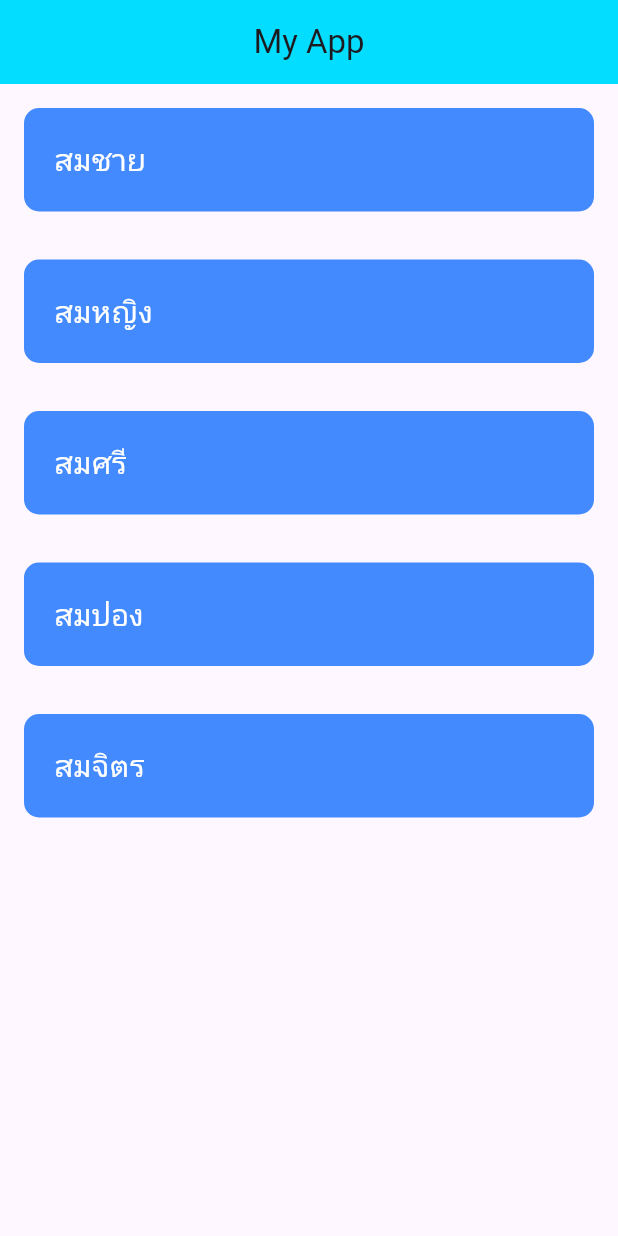
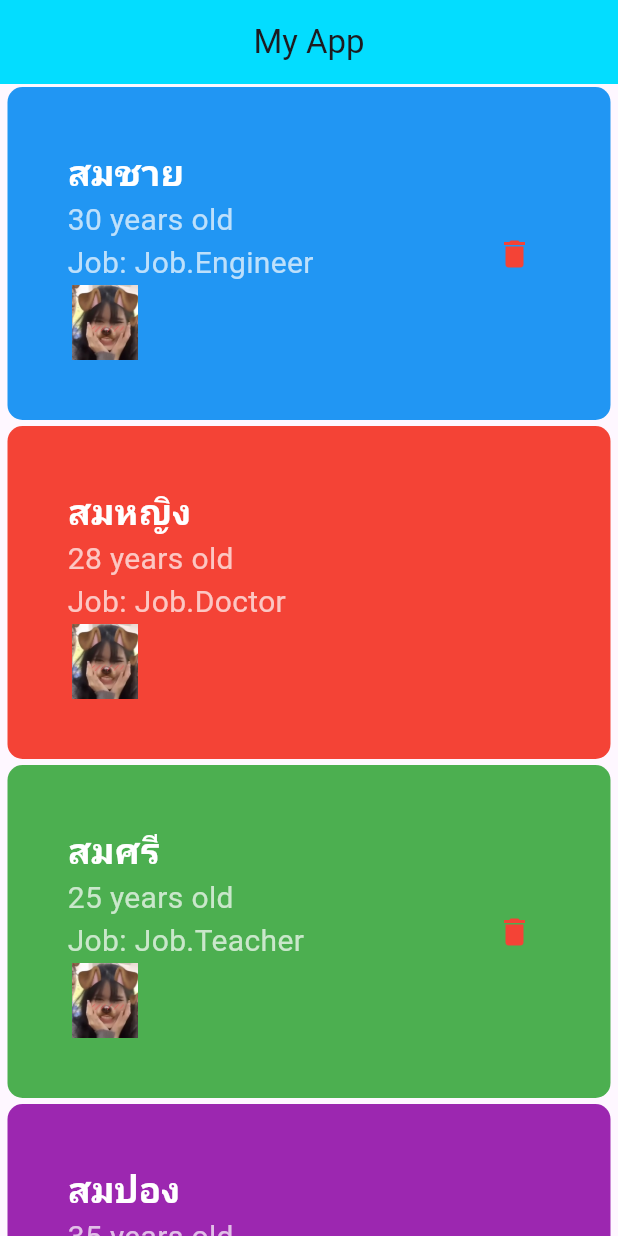
Before and after one commit to Tharathaep/learn_flutter_67_2, a Flutter app: the screen it shows after launch, on a phone screen of 412 x 824 dp. Run offline on Flutter 3.47's test engine with Material 3 defaults, Android fonts, the phone set to English and light mode, and no system bars.

Commit message:
Step 10+11

```diff
--- a/lib/models/person.dart
+++ b/lib/models/person.dart
@@ -1,17 +1,51 @@
+import 'package:flutter/material.dart';
+
 //Step 10:make a model for store data
+// class Person {
+//   String name;
+//   int age;
+//   String job;
+
+//   // Constructor
+//   Person({required this.name, required this.age , required this.job});
+// }
+
+//   List<Person> people = [
+//     Person(name: "สมชาย", age: 30, job: "Engineer"),
+//     Person(name: "สมหญิง", age: 28, job: "Doctor"),
+//     Person(name: "สมศรี", age: 25, job: "Teacher"),
+//     Person(name: "สมปอง", age: 35, job: "Artist"),
+//     Person(name: "สมจิตร", age: 40, job: "Chef"),
+//   ];
+//Step 11: use a num
+enum Job {
+  Engineer(title: "Engineer", image: "assets/engineer.png", color: Colors.blue),
+  Doctor(title: "Doctor", image: "assets/doctor.png", color: Colors.red),
+  Teacher(title: "Teacher", image: "assets/teacher.png", color: Colors.green),
+  Artist(title: "Artist", image: "assets/artist.png", color: Colors.purple),
+  Chef(title: "Chef", image: "assets/chef.png", color: Colors.orange);
+
+  final String title;
+  final String image;
+  final Color color;
+
+  const Job({required this.title, required this.image, required this.color});
+}
+
+
 class Person {
   String name;
   int age;
-  String job;
+  Job job;
 
   // Constructor
-  Person({required this.name, required this.age , required this.job});
+  Person({required this.name, required this.age, required this.job});
 }
 
-  List<Person> people = [
-    Person(name: "สมชาย", age: 30, job: "Engineer"),
-    Person(name: "สมหญิง", age: 28, job: "Doctor"),
-    Person(name: "สมศรี", age: 25, job: "Teacher"),
-    Person(name: "สมปอง", age: 35, job: "Artist"),
-    Person(name: "สมจิตร", age: 40, job: "Chef"),
-  ];
+List<Person> people = [
+    Person(name: "สมชาย", age: 30, job: Job.Engineer),
+    Person(name: "สมหญิง", age: 28, job: Job.Doctor),
+    Person(name: "สมศรี", age: 25, job: Job.Teacher),
+    Person(name: "สมปอง", age: 35, job: Job.Artist),
+    Person(name: "สมจิตร", age: 40, job: Job.Chef),
+];
--- a/lib/screen/item.dart
+++ b/lib/screen/item.dart
@@ -1,4 +1,11 @@
+// // step8: stateful widget
 import 'package:flutter/material.dart';
+
+// Step 10: make a model for store data
+import 'package:learn_flutter_67_2/models/person.dart';
+
+// Step 12: use google fonts
+// import 'package:google_fonts/google_fonts.dart';
 
 class Item extends StatefulWidget {
   const Item({super.key});
@@ -8,29 +15,129 @@ class Item extends StatefulWidget {
 }
 
 class _ItemState extends State<Item> {
-  List<String> data = ["สมชาย", "สมหญิง", "สมศรี", "สมปอง", "สมจิตร"];
+  int quantity = 10;
+
+  // Step 11: Define the people list using the Person model
+  List<Person> people = [
+    Person(name: "สมชาย", age: 30, job: Job.Engineer),
+    Person(name: "สมหญิง", age: 28, job: Job.Doctor),
+    Person(name: "สมศรี", age: 25, job: Job.Teacher),
+    Person(name: "สมปอง", age: 35, job: Job.Artist),
+    Person(name: "สมจิตร", age: 40, job: Job.Chef),
+  ];
+
+  // void addQuantity() {
+  //     setState(() {
+  //       quantity++;
+  //     });
+  //   }
+
+  // void subtractQuantity() {
+  //     setState(() {
+  //       if (quantity > 0) {
+  //         quantity--;
+  //       }
+  //     });
+  //   }
+
+  // step 9: Listview widget
+  //List data = ["Isak", "Wirtz", "Kerkaze", "Frimpong", "Mamardashvili"];
 
   @override
   Widget build(BuildContext context) {
+    // return Center(
+    //   child: Column(
+    //     mainAxisAlignment: MainAxisAlignment.center,
+    //      children: [
+    //       Text(
+    //         "Quantity: $quantity",
+    //         style: const TextStyle(fontSize: 24, fontWeight: FontWeight.bold),
+    //       ),
+    //       const SizedBox(height: 20),
+    //       Row(
+    //         mainAxisAlignment: MainAxisAlignment.center,
+    //         children: [
+    //           ElevatedButton(
+    //             onPressed: addQuantity,
+    //             child: const Text("Add"),
+    //           ),
+    //           const SizedBox(width: 20),
+    //           ElevatedButton(
+    //             onPressed: subtractQuantity,
+    //             child: const Text("Subtract"),
+    //           ),
+    //         ],
+    //       ),
+    //      ],
+    //   ),
+    // );
     return ListView.builder(
-      itemCount: data.length,
       itemBuilder: (context, index) {
         return Container(
           decoration: BoxDecoration(
+            // color: Colors.grey,
             borderRadius: BorderRadius.circular(10),
-            color: Colors.blueAccent,
+            // step 11: use a enum
+            color: people[index].job.color,
           ),
-          margin: const EdgeInsets.all(16),
-          padding: const EdgeInsets.all(20),
-          child: Text(
-            data[index],
-            style: const TextStyle(
-              fontSize: 20,
-              color: Colors.white,
-            ),
+          margin: EdgeInsets.symmetric(vertical: 2, horizontal: 5),
+          padding: EdgeInsets.all(40),
+          // child: Text(
+          //   data[index],
+          //   style: TextStyle(
+          //     fontSize: 24,
+          //     color: Colors.white,
+          //     fontWeight: FontWeight.bold,
+          //   ),
+          // ),
+          child: Row(
+            mainAxisAlignment: MainAxisAlignment.spaceBetween,
+            children: [
+              Column(
+                crossAxisAlignment: CrossAxisAlignment.start,
+                children: [
+                  Text(
+                    people[index].name,
+                    style: const TextStyle(
+                      fontSize: 24,
+                      color: Colors.white,
+                      fontWeight: FontWeight.bold,
+                    ),
+                  ),
+                  Text(
+                    "${people[index].age} years old",
+                    style: const TextStyle(fontSize: 20, color: Colors.white70),
+                  ),
+                  Text(
+                    "Job: ${people[index].job}",
+                    style: const TextStyle(fontSize: 20, color: Colors.white70),
+                  ),
+                  Image.asset("assets/images/IMG_2995.png",
+                  width: 50,
+                  height: 50),
+                ],
+              ),
+              // Text(
+              //   "${people[index].name} - ${people[index].age} - ${people[index].job}",
+              //   style: const TextStyle(
+              //     fontSize: 24,
+              //     color: Colors.white,
+              //     fontWeight: FontWeight.bold,
+              //   ),
+              // ),
+              IconButton(
+                icon: const Icon(Icons.delete, color: Colors.red),
+                onPressed: () {
+                  setState(() {
+                    people.removeAt(index);
+                  });
+                },
+              ),
+            ],
           ),
         );
       },
+      itemCount: people.length,
     );
   }
 }
```
